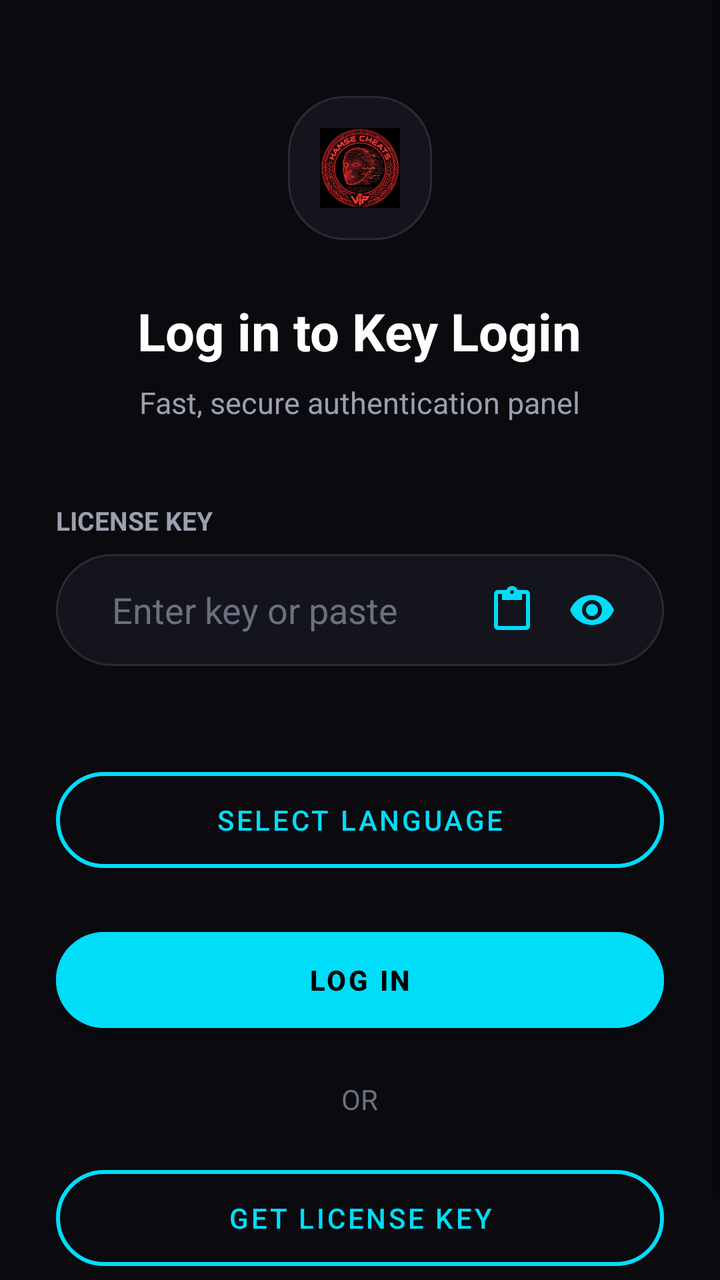
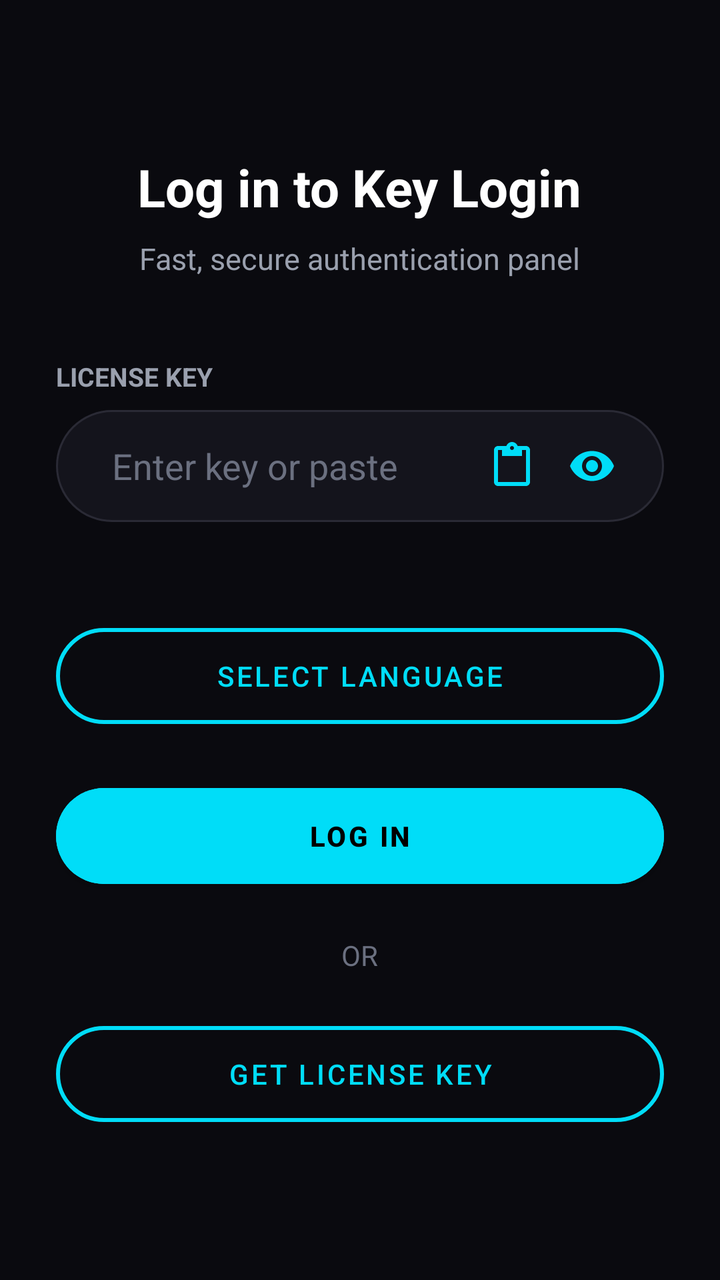

Screens rendered from an Android XML layout before and after an edit, with the pre-edit source and the edit as a unified diff.
<!-- AndroidManifest.xml: application theme AppTheme -->
<!-- res/layout/activity_login.xml -->
<?xml version="1.0" encoding="utf-8"?>
<ScrollView xmlns:android="http://schemas.android.com/apk/res/android"
    xmlns:app="http://schemas.android.com/apk/res-auto"
    android:layout_width="match_parent"
    android:layout_height="match_parent"
    android:fillViewport="true">
    <LinearLayout
        android:layout_width="match_parent"
        android:layout_height="wrap_content"
        android:gravity="center_horizontal"
        android:orientation="vertical"
        android:paddingHorizontal="28dp"
        android:paddingVertical="48dp">

        <ImageView
            android:layout_width="72dp"
            android:layout_height="72dp"
            android:padding="16dp"
            android:background="@drawable/bg_input"
            android:src="@drawable/ic_launcher" />

        <TextView
            android:layout_width="wrap_content"
            android:layout_height="wrap_content"
            android:layout_marginTop="28dp"
            android:id="@+id/title"
            android:text="Log in to Key Login"
            android:textColor="#FFFFFF"
            android:textSize="26sp"
            android:textStyle="bold" />

        <TextView
            android:layout_width="wrap_content"
            android:layout_height="wrap_content"
            android:layout_marginTop="8dp"
            android:id="@+id/subtitle"
            android:text="Fast, secure authentication panel"
            android:textColor="#9AA0AE"
            android:textSize="15sp" />

        <TextView
            android:layout_width="match_parent"
            android:layout_height="wrap_content"
            android:layout_marginTop="40dp"
            android:text="LICENSE KEY"
            android:textColor="#9AA0AE"
            android:textSize="13sp"
            android:textStyle="bold" />

        <LinearLayout
            android:layout_width="match_parent"
            android:layout_height="56dp"
            android:layout_marginTop="8dp"
            android:background="@drawable/bg_input"
            android:gravity="center_vertical"
            android:orientation="horizontal"
            android:paddingHorizontal="16dp">
            <EditText
                android:id="@+id/keyInput"
                android:layout_width="0dp"
                android:layout_height="match_parent"
                android:layout_weight="1"
                android:background="@null"
                android:hint="Enter key or paste"
                android:inputType="textPassword"
                android:maxLines="1"
                android:paddingHorizontal="12dp"
                android:textColor="#FFFFFF"
                android:textColorHint="#6B7080" />
            <ImageButton
                android:id="@+id/pasteBtn"
                android:layout_width="40dp"
                android:layout_height="40dp"
                android:background="@null"
                android:contentDescription="Paste"
                android:src="@drawable/ic_paste" />
            <ImageButton
                android:id="@+id/eyeBtn"
                android:layout_width="40dp"
                android:layout_height="40dp"
                android:background="@null"
                android:contentDescription="Show or hide"
                android:src="@drawable/ic_eye" />
        </LinearLayout>

        <TextView
            android:id="@+id/status"
            android:layout_width="match_parent"
            android:layout_height="wrap_content"
            android:layout_marginTop="12dp"
            android:gravity="end"
            android:text=""
            android:textColor="#FF6B6B"
            android:textSize="14sp" />

        <com.google.android.material.button.MaterialButton
            android:id="@+id/langBtn"
            style="@style/Widget.MaterialComponents.Button.OutlinedButton"
            android:layout_width="match_parent"
            android:layout_height="60dp"
            android:layout_marginTop="16dp"
            android:text="SELECT LANGUAGE"
            android:textColor="#00DDF8"
            app:cornerRadius="30dp"
            app:strokeColor="#00DDF8"
            app:strokeWidth="2dp" />

        <com.google.android.material.button.MaterialButton
            android:id="@+id/loginBtn"
            android:layout_width="match_parent"
            android:layout_height="60dp"
            android:layout_marginTop="20dp"
            android:backgroundTint="#00DDF8"
            android:text="LOG IN"
            android:textColor="#000000"
            android:textStyle="bold"
            app:cornerRadius="30dp" />

        <TextView
            android:layout_width="wrap_content"
            android:layout_height="wrap_content"
            android:layout_marginTop="20dp"
            android:text="OR"
            android:textColor="#6B7080" />

        <com.google.android.material.button.MaterialButton
            android:id="@+id/getKeyBtn"
            style="@style/Widget.MaterialComponents.Button.OutlinedButton"
            android:layout_width="match_parent"
            android:layout_height="60dp"
            android:layout_marginTop="20dp"
            android:text="GET LICENSE KEY"
            android:textColor="#00DDF8"
            app:cornerRadius="30dp"
            app:strokeColor="#00DDF8"
            app:strokeWidth="2dp" />
    </LinearLayout>
</ScrollView>
<!-- resources referenced by this layout -->
<resources>
  <!-- drawable bg_input (drawable) -->
  <shape xmlns:android="http://schemas.android.com/apk/res/android">
      <solid android:color="#14141C"/>
      <stroke android:width="1dp" android:color="#2A2A35"/>
      <corners android:radius="28dp"/>
  </shape>
  <!-- drawable ic_eye (drawable) -->
  <vector xmlns:android="http://schemas.android.com/apk/res/android"
      android:width="24dp" android:height="24dp"
      android:viewportWidth="24" android:viewportHeight="24">
      <path android:fillColor="#00DDF8"
          android:pathData="M12,4.5C7,4.5 2.73,7.61 1,12c1.73,4.39 6,7.5 11,7.5s9.27,-3.11 11,-7.5c-1.73,-4.39 -6,-7.5 -11,-7.5zM12,17c-2.76,0 -5,-2.24 -5,-5s2.24,-5 5,-5 5,2.24 5,5 -2.24,5 -5,5zM12,9c-1.66,0 -3,1.34 -3,3s1.34,3 3,3 3,-1.34 3,-3 -1.34,-3 -3,-3z"/>
  </vector>
  <!-- drawable ic_launcher: png bitmap (drawable, 70251 bytes) -->
  <!-- drawable ic_paste (drawable) -->
  <vector xmlns:android="http://schemas.android.com/apk/res/android"
      android:width="24dp" android:height="24dp"
      android:viewportWidth="24" android:viewportHeight="24">
      <path android:fillColor="#00DDF8"
          android:pathData="M19,2h-4.18C14.4,0.84 13.3,0 12,0c-1.3,0 -2.4,0.84 -2.82,2H5c-1.1,0 -2,0.9 -2,2v16c0,1.1 0.9,2 2,2h14c1.1,0 2,-0.9 2,-2V4c0,-1.1 -0.9,-2 -2,-2zM12,2c0.55,0 1,0.45 1,1s-0.45,1 -1,1 -1,-0.45 -1,-1 0.45,-1 1,-1zM19,20H5V4h2v3h10V4h2v16z"/>
  </vector>
  <style name="AppTheme" parent="Theme.MaterialComponents.DayNight.NoActionBar">
          <item name="android:windowBackground">#0A0A0F</item>
          <item name="android:statusBarColor">#0A0A0F</item>
          <item name="android:navigationBarColor">#0A0A0F</item>
      </style>
</resources>

<!-- the commit's change to res/layout/activity_login.xml (unified diff, before → after) -->
@@ -12,9 +12,6 @@
         android:paddingHorizontal="28dp"
         android:paddingVertical="48dp">
 
-        <ImageView
-            android:layout_width="72dp"
-            android:layout_height="72dp"
             android:padding="16dp"
             android:background="@drawable/bg_input"
             android:src="@drawable/ic_launcher" />
